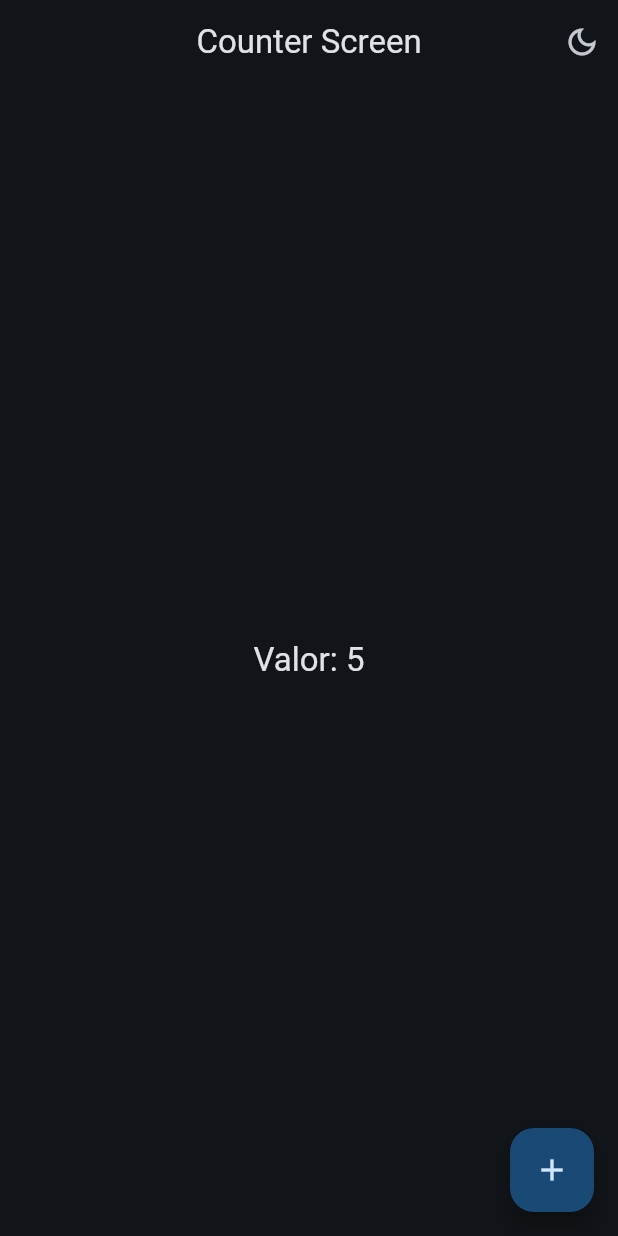
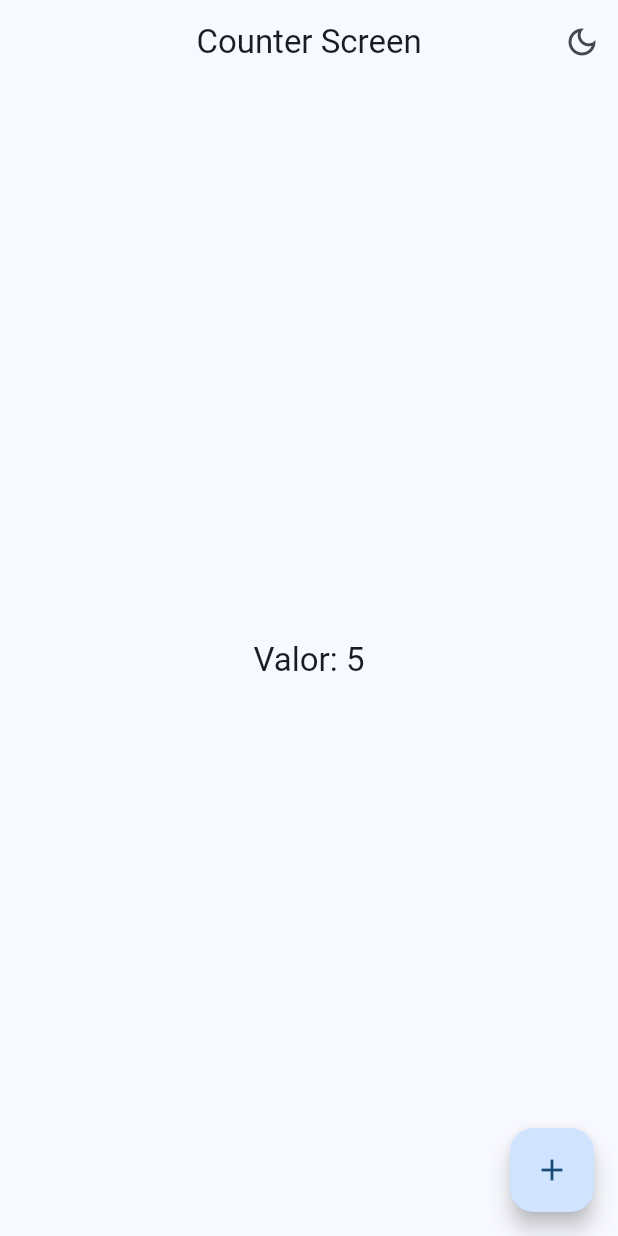
Before and after one commit to AbinadiST/widgeg_app, a Flutter app: the CounterScreen screen opened by its route, after a tap on the "light mode" icon, on a phone screen of 412 x 824 dp. Run offline on Flutter 3.47's test engine with Material 3 defaults, Android fonts, the phone set to English and light mode, and no system bars; our stand-ins replace animate_do, flutter_riverpod, go_router.

Commit message:
Se completó video: Riverpod - StateNotifier

```diff
--- a/lib/main.dart
+++ b/lib/main.dart
@@ -19,14 +19,15 @@ class MainApp extends ConsumerWidget {
   @override
   Widget build(BuildContext context, WidgetRef ref) { // se puede poner sólo REF en lugar de WIDGETREF(como en códigos anteriores)
 
-    final isDarkmode = ref.watch( isDarkmodeProvider );
-    final selectedColor = ref.watch( selectedColorProvider );
+    // final isDarkmode = ref.watch( isDarkmodeProvider );
+    // final selectedColor = ref.watch( selectedColorProvider );
+    final AppTheme appTheme = ref.watch( themeNotifierProvider );
 
     return MaterialApp.router(  //agregamos el ROUTER
       title: 'Flutter Widgets',
       routerConfig: appRouter,  //APPROUTER es que configuramos con GO_ROUTER
       debugShowCheckedModeBanner: false,
-      theme: AppTheme( selectedColor: selectedColor, isDarkmode: isDarkmode ).getTheme(),
+      theme: appTheme.getTheme(),
     );
   }
 }
--- a/lib/presentation/providers/theme_provider.dart
+++ b/lib/presentation/providers/theme_provider.dart
@@ -4,10 +4,26 @@ import 'package:widgets_app/config/theme/app_theme.dart';
 
 
 // Listado de colores inmutables
-final colorListProvider = Provider((ref) => colorList);
+final colorListProvider = Provider((ref) => colorList); //PROVIDER = son para valores inmutables
 
 // Un simple boolean
-final isDarkmodeProvider = StateProvider((ref) => false);
+final isDarkmodeProvider = StateProvider((ref) => false); // STATEPROVIDER = mantiene una objeto de estado
 
 // Un simple int
 final selectedColorProvider = StateProvider((ref) => 0); // Si lo cambiamos a 1, aparecerá el CIRCULITO en la posición 1
+
+// Un objeto de tipo AppTheme
+final themeNotifierProvider = StateNotifierProvider<ThemeNotifier, AppTheme>( // STATENOTIFIERPROVIDER = Puede mantener el estado más complejo
+  (ref) => ThemeNotifier(),
+  );
+// THEMENOTIFIER (clase) = Es el controlador | APPTHEME = Es el estado, es una instancia
+//! ver video RIVERPOD - STATENOTIFIER para más info.
+
+//Controller o Notifier
+class ThemeNotifier extends StateNotifier<AppTheme> {
+
+  //STATE/ESTADO = new AppTheme();  es una instancia de AppTheme
+  ThemeNotifier(): super( AppTheme() );
+
+
+}
```
